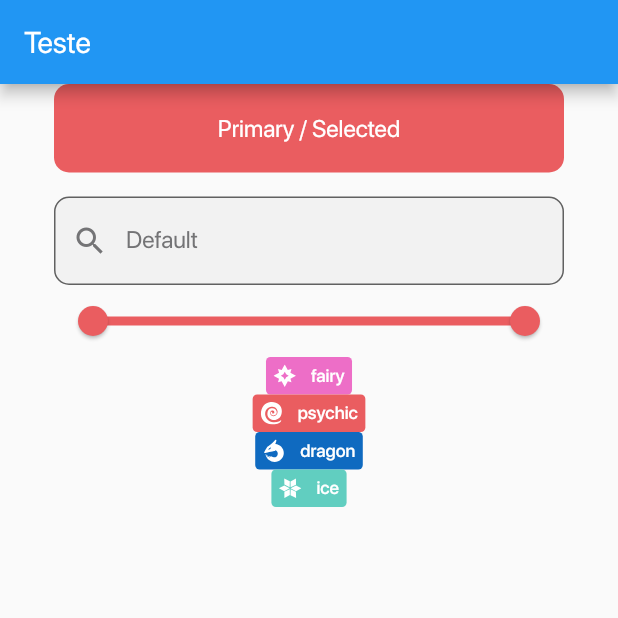
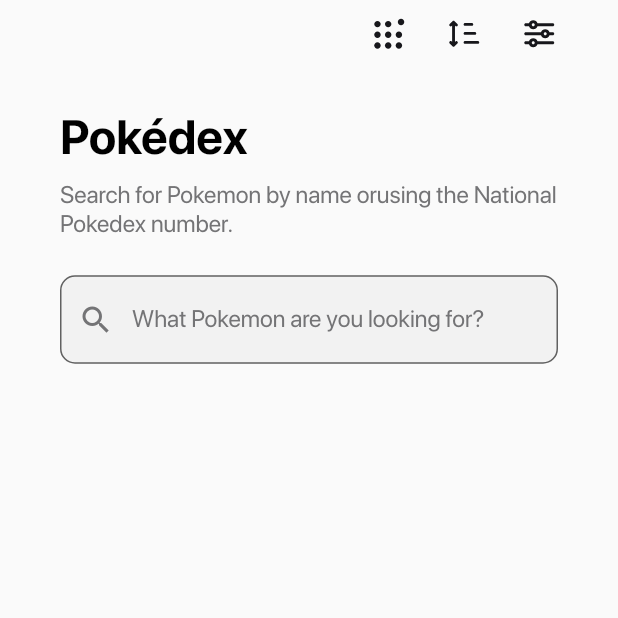
Before and after one commit to NoelOliveira1982/pokedex_app, a Flutter app: the screen it shows after launch, on a phone screen of 412 x 824 dp, the top half of it. Run offline on Flutter 3.47's test engine with Material 2 defaults, Android fonts, the light colour scheme and no system bars; our stand-ins replace flutter_svg.

Commit message:
homePage in construction

```diff
--- a/lib/views/home.dart
+++ b/lib/views/home.dart
@@ -1,46 +1,86 @@
 import 'package:flutter/material.dart';
-import 'package:pokedex_app/components/badges.dart';
-import 'package:pokedex_app/components/button.dart';
-import 'package:pokedex_app/components/ranger.dart';
+import 'package:flutter_svg/flutter_svg.dart';
 import 'package:pokedex_app/components/search_bar.dart';
-import 'package:pokedex_app/components/svg_icon.dart';
 import 'package:pokedex_app/styles/colors.dart';
+import 'package:pokedex_app/styles/texts.dart';
 
 class Home extends StatelessWidget {
+  static const String defaultPath = 'assets/images';
+  static const Map<String, String> paths = {
+    'generationIcon': '$defaultPath/icons/generation.svg',
+    'sortIcon': '$defaultPath/icons/sort.svg',
+    'filterIcon': '$defaultPath/icons/filter.svg',
+  };
+
   const Home({Key? key}) : super(key: key);
 
   @override
   Widget build(BuildContext context) {
     return Scaffold(
-      appBar: AppBar(
-        title: const Text(
-          'Teste',
+      body: SafeArea(
+        child: Padding(
+          padding: const EdgeInsets.symmetric(horizontal: 40.0, vertical: 10),
+          child: Column(
+            crossAxisAlignment: CrossAxisAlignment.start,
+            children: [
+              Row(
+                mainAxisAlignment: MainAxisAlignment.end,
+                children: [
+                  Padding(
+                    padding: const EdgeInsets.only(right: 25),
+                    child: InkWell(
+                      child: SvgPicture.asset(paths['generationIcon']!),
+                      onTap: getGenerations(),
                     ),
                   ),
-      body: Padding(
-        padding: const EdgeInsets.symmetric(horizontal: 36),
-        child: Column(
-          children: [
-            Button(
-              onPressed: () {},
-              title: 'Primary / Selected',
-              isSelected: true,
+                  Padding(
+                    padding: const EdgeInsets.only(right: 25),
+                    child: InkWell(
+                      child: SvgPicture.asset(paths['sortIcon']!),
+                      onTap: getSortOptions(),
+                    ),
+                  ),
+                  InkWell(
+                    child: SvgPicture.asset(paths['filterIcon']!),
+                    onTap: getFilterOptions(),
+                  ),
+                ],
               ),
               Padding(
-              padding: const EdgeInsets.only(top: 16.0),
-              child: SearchBar(
-                text: 'Default',
-                onSave: () {},
+                padding: const EdgeInsets.only(top: 37.5),
+                child: Text(
+                  'Pokédex',
+                  style: AppTexts.appTitle(),
                 ),
               ),
-            const Ranger(),
-            const Badges(type: 'fairy'),
-            const Badges(type: 'psychic'),
-            const Badges(type: 'dragon'),
-            const Badges(type: 'ice'),
+              Padding(
+                padding: const EdgeInsets.only(top: 10),
+                child: Text(
+                  'Search for Pokemon by name orusing the National Pokedex number.',
+                  style: AppTexts.description(color: AppColors.textGrey),
+                ),
+              ),
+              Padding(
+                padding: const EdgeInsets.only(top: 25),
+                child: SearchBar(
+                  onSave: () {},
+                  text: 'What Pokemon are you looking for?',
+                ),
+              )
             ],
+          ),
         ),
       ),
     );
   }
+
+  getGenerations() {}
+
+  getSortOptions() {}
+
+  getFilterOptions() {}
+
+  onSave() {
+    print('r');
   }
+}
```
Lines whose indentation alone changed are shown as unchanged.
